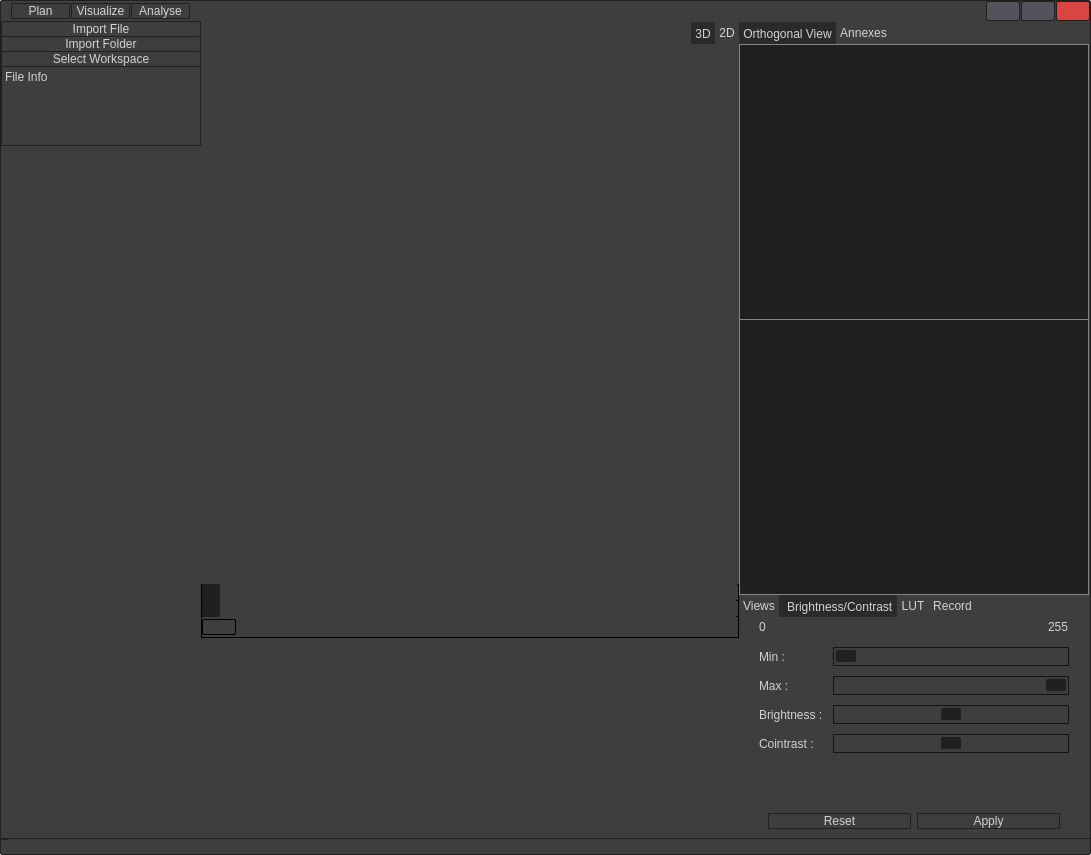
Above: damaker_gui/windows/MainWindow.ui from sebbeutler/DAMAKER_old before the change. Below: the same form after it.
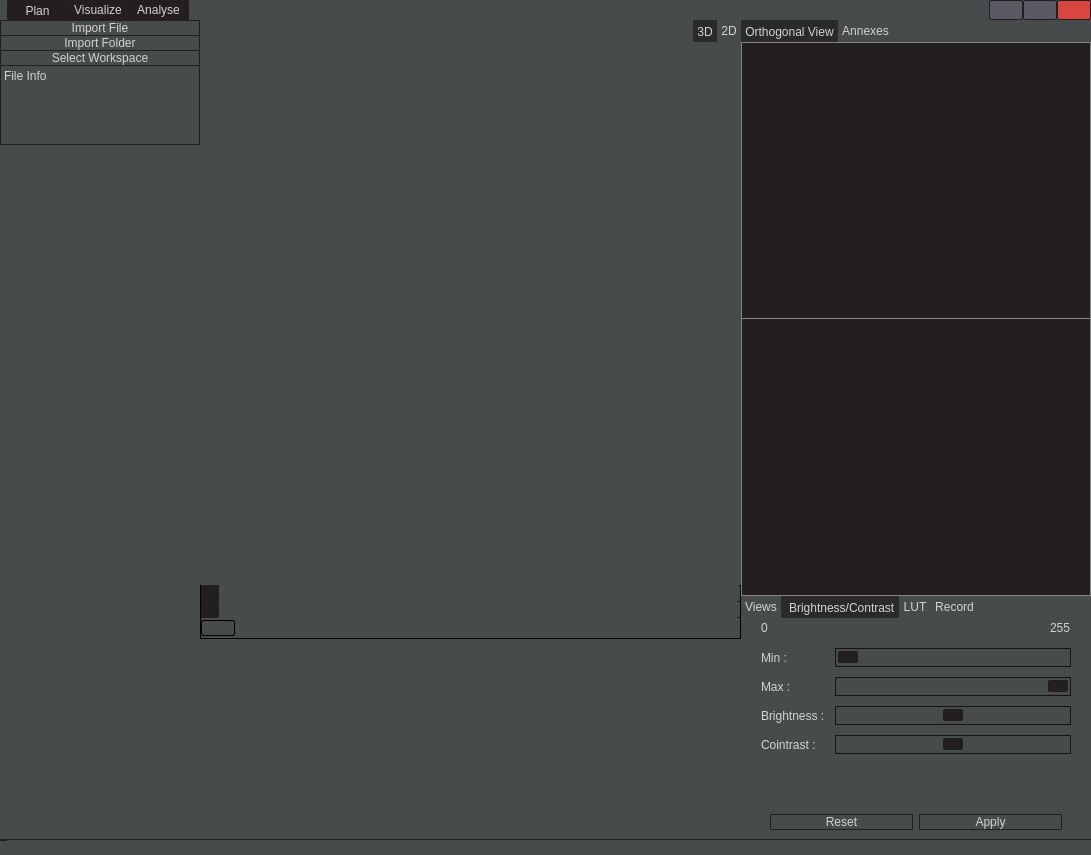
That is the form after the change. The open tabs and pages were chosen to show the change. Icons and pictures are not drawn.

Patch:
```diff
--- a/damaker_gui/windows/MainWindow.ui
+++ b/damaker_gui/windows/MainWindow.ui
@@ -599,14 +599,14 @@
 
 #frame_main {
 	
-	background-color: rgb(62, 62, 62);
+	background-color: rgb(72, 75, 75);
 
-	border-radius: 2px;
-	border: 1px solid rgb(32, 32, 32);
+	/* border-radius: 2px;
+	border: 1px solid rgb(35, 31, 32);*/
 }
 
 QFrame {
-	border: 0px solid rgb(32, 32, 32);
+	border: 0px solid rgb(35, 31, 32);
 }
 
 /* LINE EDIT */
@@ -627,21 +627,21 @@
 /* SCROLL BARS */
 QScrollBar:horizontal {
     border: none;
-    background: rgb(62, 62, 62);
+    background: rgb(72, 75, 75);
     height: 14px;
 }
 QScrollBar::handle:horizontal {
-    background: rgb(32, 32, 32);
+    background: rgb(35, 31, 32);
     min-width: 20px;
 	border-radius: 1px
 }
  QScrollBar:vertical {
 	border: none;
-    background: rgb(62, 62, 62);
+    background: rgb(72, 75, 75);
     width: 14px;
  }
  QScrollBar::handle:vertical {	
-	background: rgb(32, 32, 32);
+	background: rgb(35, 31, 32);
     min-height: 25px;
 	border-radius: 1px
  }
@@ -679,17 +679,17 @@
 
 /* CHECKBOX */
 QCheckBox::indicator {
-    border:1px solid rgb(32, 32, 32);
+    border:1px solid rgb(35, 31, 32);
 	width: 15px;
 	height: 15px;
 	border-radius: 10px;
-    background: rgb(32, 32, 32);
+    background: rgb(35, 31, 32);
 }
 QCheckBox::indicator:hover {
     border: 1px solid rgb(58, 66, 81);
 }
 QCheckBox::indicator:checked {
-    background: 1px solid rgb(32, 32, 32);
+    background: 1px solid rgb(35, 31, 32);
 	background-image: url(:/16x16/icons/16x16/cil-check-alt.png);
 }
 
@@ -745,11 +745,11 @@
     border-radius: 4px;
     height: 18px;
 	margin: 0px;
-	background-color: rgb(62, 62, 62);
+	background-color: rgb(72, 75, 75);
 }
 
 QSlider::handle:horizontal {
-    background-color: rgb(32, 32, 32);
+    background-color: rgb(35, 31, 32);
     border: none;
     height: 18px;
     width: 18px;
@@ -768,7 +768,7 @@
 }
 
 QSlider::handle:vertical {
-    background-color: rgb(32, 32, 32);
+    background-color: rgb(35, 31, 32);
 	border: none;
     height: 18px;
     width: 18px;
@@ -781,9 +781,9 @@
 
 /* PUSH BUTTON */
 QPushButton {
-	border: 1px solid rgb(32, 32, 32);
+	border: 1px solid rgb(35, 31, 32);
 	border-radius: 1px;	
-	background-color: rgb(62, 62, 62);
+	background-color: rgb(72, 75, 75);
 }
 QPushButton:hover {
 	background-color: rgb(118, 118, 118);
@@ -796,7 +796,7 @@
 
 /* SPIN BOX */
 QSpinBox, QDoubleSpinBox {
-	background-color: rgb(32, 32, 32);
+	background-color: rgb(35, 31, 32);
 	
 }</string>
       </property>
@@ -853,7 +853,7 @@
          </property>
          <layout class="QHBoxLayout" name="frame_top_layout">
           <property name="spacing">
-           <number>1</number>
+           <number>0</number>
           </property>
           <property name="leftMargin">
            <number>0</number>
@@ -882,17 +882,21 @@
              </size>
             </property>
             <property name="styleSheet">
-             <string notr="true">QPushButton:checked {
+             <string notr="true">QPushButton {
+	border-width: 0px;
+	background-color: rgb(35, 31, 32);
+}
+QPushButton:checked {
 	
 	background-color: rgb(106, 106, 106);
 }</string>
             </property>
             <layout class="QHBoxLayout" name="layout_pageSelect">
              <property name="spacing">
-              <number>1</number>
+              <number>0</number>
              </property>
              <property name="leftMargin">
-              <number>2</number>
+              <number>0</number>
              </property>
              <property name="topMargin">
               <number>0</number>
@@ -921,6 +925,17 @@
              </item>
              <item>
               <widget class="QPushButton" name="btn_plan">
+               <property name="sizePolicy">
+                <sizepolicy hsizetype="Minimum" vsizetype="Preferred">
+                 <horstretch>0</horstretch>
+                 <verstretch>0</verstretch>
+                </sizepolicy>
+               </property>
+               <property name="styleSheet">
+                <string notr="true">QPushButton {
+	border-width: 1px 0px 0px 0px;
+}</string>
+               </property>
                <property name="text">
                 <string>Plan</string>
                </property>
@@ -931,6 +946,15 @@
              </item>
              <item>
               <widget class="QPushButton" name="btn_visualize">
+               <property name="sizePolicy">
+                <sizepolicy hsizetype="Minimum" vsizetype="Preferred">
+                 <horstretch>0</horstretch>
+                 <verstretch>0</verstretch>
+                </sizepolicy>
+               </property>
+               <property name="styleSheet">
+                <string notr="true"/>
+               </property>
                <property name="text">
                 <string>Visualize</string>
                </property>
@@ -942,7 +966,7 @@
              <item>
               <widget class="QPushButton" name="btn_analyse">
                <property name="sizePolicy">
-                <sizepolicy hsizetype="Minimum" vsizetype="Fixed">
+                <sizepolicy hsizetype="Minimum" vsizetype="Preferred">
                  <horstretch>0</horstretch>
                  <verstretch>0</verstretch>
                 </sizepolicy>
@@ -1245,7 +1269,7 @@
                 <bool>true</bool>
                </property>
                <property name="styleSheet">
-                <string notr="true">border-color: rgb(32, 32, 32);</string>
+                <string notr="true"/>
                </property>
                <property name="dragEnabled">
                 <bool>true</bool>
@@ -1725,10 +1749,10 @@
                <number>0</number>
               </property>
               <property name="topMargin">
-               <number>1</number>
+               <number>0</number>
               </property>
               <property name="rightMargin">
-               <number>1</number>
+               <number>0</number>
               </property>
               <property name="bottomMargin">
                <number>0</number>
@@ -1763,7 +1787,7 @@
                      </property>
                      <property name="styleSheet">
                       <string notr="true">QTabWidget {
-	background-color: rgb(62, 62, 62);
+	background-color: rgb(72, 75, 75);
 	padding: 0px;
 	margin: 0px;
     border: 1px solid black;
@@ -1771,14 +1795,14 @@
 QTabWidget::pane { border: 0; }
 
 QTabBar {
-  background-color: rgb(62, 62, 62);
+  background-color: rgb(72, 75, 75);
 	padding: 0px;
 	margin: 0px;
 }
 
 QTabWidget::tab-bar {
    border: 1px solid black;
-  background-color: rgb(62, 62, 62);
+  background-color: rgb(72, 75, 75);
 }
 
 QTabBar::pane {
@@ -1787,7 +1811,7 @@
 
 QTabBar::tab {
   color: lightgray;
-  background-color: rgb(62, 62, 62);
+  background-color: rgb(72, 75, 75);
   border: 0px solid black; 
 padding: 4px;
 } 
@@ -1877,7 +1901,7 @@
                      <widget class="QWidget" name="tab_3D">
                       <property name="styleSheet">
                        <string notr="true">QFrame#frame_mainPreview {
-background-color: rgb(32, 32, 32);
+background-color: rgb(35, 31, 32);
 border: 1px solid rgb(132, 132, 132);
 }</string>
                       </property>
@@ -2077,7 +2101,7 @@
                 </property>
                 <property name="styleSheet">
                  <string notr="true">QTabWidget {
-	background-color: rgb(62, 62, 62);
+	background-color: rgb(72, 75, 75);
 	padding: 0px;
 	margin: 0px;
     border: 1px solid black;
@@ -2085,14 +2109,14 @@
 QTabWidget::pane { border: 0; }
 
 QTabBar {
-  background-color: rgb(62, 62, 62);
+  background-color: rgb(72, 75, 75);
 	padding: 0px;
 	margin: 0px;
 }
 
 QTabWidget::tab-bar {
    border: 1px solid black;
-  background-color: rgb(62, 62, 62);
+  background-color: rgb(72, 75, 75);
 }
 
 QTabBar::pane {
@@ -2101,7 +2125,7 @@
 
 QTabBar::tab {
   color: lightgray;
-  background-color: rgb(62, 62, 62);
+  background-color: rgb(72, 75, 75);
   border: 0px solid black; 
 padding: 4px;
 } 
@@ -2181,7 +2205,7 @@
                        </property>
                        <property name="styleSheet">
                         <string notr="true">QFrame#topPreview {
-background-color: rgb(32, 32, 32);
+background-color: rgb(35, 31, 32);
 border: 1px solid rgb(132, 132, 132);
 }</string>
                        </property>
@@ -2220,7 +2244,7 @@
                        </property>
                        <property name="styleSheet">
                         <string notr="true">QFrame#leftPreview {
-background-color: rgb(32, 32, 32);
+background-color: rgb(35, 31, 32);
 border: 1px solid rgb(132, 132, 132);
 border-width:  0px 1px 1px 1px ;
 }</string>
@@ -2356,7 +2380,7 @@
 
 
 QSlider::handle {
-    background-color: rgb(32, 32, 32);
+    background-color: rgb(35, 31, 32);
     border: none;
     height: 5px;
     width: 20px;
```
Left out of the diff: 14 changed lines with no effect on the pictures.
